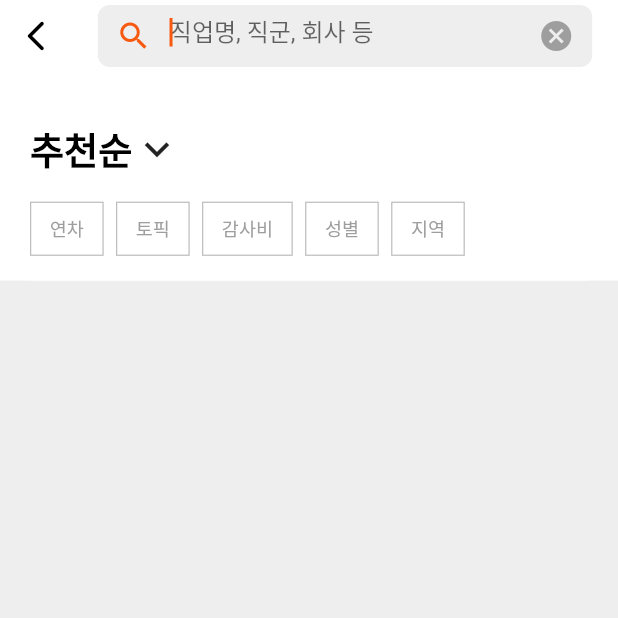
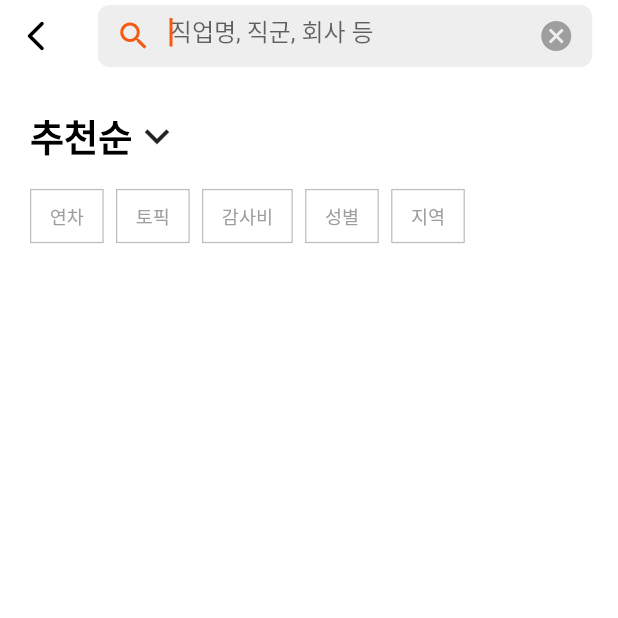
Before and after one commit to hsk9169/flutter_bobjari, a Flutter app: the SearchView screen opened by its route, on a phone screen of 412 x 824 dp, the top half of it. Run offline on Flutter 3.47's test engine with Material 2 defaults, Android fonts, the phone set to English and light mode, and no system bars; our stand-ins replace flutter_local_notifications, flutter_native_timezone, image_picker; missing offline and left inert: flutter_socket_io, kakao_flutter_sdk_common, kakao_flutter_sdk_user; statements that could not run were skipped; project files that could hold a hidden picture were left out.

Commit message:
search bar sliver appearance

```diff
--- a/lib/models/chat_model.dart
+++ b/lib/models/chat_model.dart
@@ -1,16 +1,19 @@
 class ChatModel {
   late String? message;
   late String? chatId;
+  late String? authorId;
 
-  ChatModel({this.message, this.chatId});
+  ChatModel({this.message, this.chatId, this.authorId});
 
   ChatModel.fromJson(Map<String, dynamic> json) {
     message = json['message'];
     chatId = json['id'];
+    authorId = json['authorId'];
   }
 
   Map<String, dynamic> toJson() => {
         'message': message,
         'chatId': chatId,
+        'authorId': authorId,
       };
 }
--- a/lib/routes/routes.dart
+++ b/lib/routes/routes.dart
@@ -6,4 +6,5 @@ abstract class Routes {
   static const SIGNUP_MENTEE = '/signup/mentee';
   static const SIGNUP_MENTOR = '/signup/mentor';
   static const SEARCH = '/service/search';
+  static const CHAT_ROOM = '/service/bob/chat';
 }
--- a/lib/screens/search/search.dart
+++ b/lib/screens/search/search.dart
@@ -22,6 +22,7 @@ class _SearchView extends State<SearchView> {
   final RealApiService _apiService = RealApiService();
   //final FakeApiService _apiService = FakeApiService();
   final TextEditingController _textController = TextEditingController();
+  late FocusNode _textFocusNode;
   final List<String> _searchHistory = [];
   List<MentorModel> _searchResult = [];
   final String _searchIdx = '0';
@@ -31,11 +32,13 @@ class _SearchView extends State<SearchView> {
   void initState() {
     super.initState();
     _textController.addListener(_onChanged);
+    _textFocusNode = FocusNode();
   }
 
   @override
   void dispose() {
     _textController.dispose();
+    _textFocusNode.dispose();
     super.dispose();
   }
 
@@ -54,6 +57,7 @@ class _SearchView extends State<SearchView> {
     setState(() {
       _textController.text = '';
     });
+    _textFocusNode.requestFocus();
   }
 
   void _goBack() {
@@ -63,20 +67,21 @@ class _SearchView extends State<SearchView> {
   @override
   Widget build(BuildContext context) {
     return Scaffold(
-        body: Stack(children: [
-      Container(
-          width: MediaQuery.of(context).size.width,
-          height: MediaQuery.of(context).size.height,
-          decoration: BoxDecoration(color: Colors.grey[200])),
-      Column(children: [
-        // Search, Sort, Filter
-        Container(
+        body: Container(
             decoration: const BoxDecoration(color: Colors.white),
             child: SafeArea(
                 top: true,
                 bottom: false,
-                child: Column(children: [
-                  TopBarSearch(
+                child: CustomScrollView(slivers: [
+                  SliverAppBar(
+                      automaticallyImplyLeading: false,
+                      pinned: false,
+                      snap: false,
+                      floating: true,
+                      backgroundColor: Colors.white,
+                      flexibleSpace: Container(
+                        decoration: const BoxDecoration(color: Colors.white),
+                        child: TopBarSearch(
                           press: _goBack,
                           search: TextField(
                               onSubmitted: (_value) {
@@ -84,6 +89,7 @@ class _SearchView extends State<SearchView> {
                               },
                               textAlignVertical: TextAlignVertical.center,
                               autofocus: true,
+                              focusNode: _textFocusNode,
                               decoration: InputDecoration(
                                   border: InputBorder.none,
                                   prefixIcon: const Icon(Icons.search),
@@ -97,10 +103,12 @@ class _SearchView extends State<SearchView> {
                               controller: _textController,
                               keyboardType: TextInputType.text),
                         ),
-                  Padding(
-                      padding: EdgeInsets.all(
-                          MediaQuery.of(context).size.height * 0.01)),
-                  BasePadding(
+                      )),
+                  SliverToBoxAdapter(
+                      child: Padding(
+                          padding: EdgeInsets.only(
+                              left: BobSpaces.firstEgg,
+                              right: BobSpaces.firstEgg),
                           child: Column(children: [
                             Row(
                                 mainAxisAlignment: MainAxisAlignment.start,
@@ -109,23 +117,24 @@ class _SearchView extends State<SearchView> {
                             Padding(
                                 padding: EdgeInsets.all(
                                     MediaQuery.of(context).size.height * 0.01)),
-                    FilterMenu(),
+                            FilterMenu()
                           ]))
-                ]))),
-        // Mentor Search Results
-        Expanded(
-            child: SingleChildScrollView(
-                child: SizedBox(
-                    child: Column(children: [
-          Padding(
-              padding: EdgeInsets.all(BobSpaces.firstEgg),
-              child: Center(
-                  child: Column(
-                children: _renderSearchResult(),
-              )))
-        ]))))
-      ])
-    ]));
+                      //])
+                      ),
+                  SliverList(
+                      delegate: SliverChildBuilderDelegate(
+                          (BuildContext context, int index) {
+                    return Stack(children: [
+                      Container(
+                          padding: _searchResult.isNotEmpty
+                              ? EdgeInsets.all(
+                                  MediaQuery.of(context).size.height * 0.03)
+                              : null,
+                          decoration: BoxDecoration(color: Colors.grey[200]),
+                          child: Column(children: _renderSearchResult()))
+                    ]);
+                  }, childCount: 1))
+                ]))));
   }
 
   List<Widget> _renderKeywordHistory() {
--- a/lib/services/api.dart
+++ b/lib/services/api.dart
@@ -4,6 +4,7 @@ import 'package:bobjari_proj/models/user_model.dart';
 import 'package:bobjari_proj/models/token_model.dart';
 import 'package:bobjari_proj/models/signup_model.dart';
 import 'package:bobjari_proj/models/bobjari_model.dart';
+import 'package:bobjari_proj/models/chat_model.dart';
 
 abstract class Api {
   // Node Server API list
@@ -17,4 +18,6 @@ abstract class Api {
   Future<List<BobjariModel>> bobjariList(String userId, String role);
   Future<List<MentorModel>> searchMentor(
       String keyword, String startIdx, String num);
+  Future<List<ChatModel>> chatList(
+      String bobjariId, String startIdx, String num);
 }
--- a/lib/services/chat_service.dart
+++ b/lib/services/chat_service.dart
@@ -1 +1,5 @@
+import 'package:flutter_socket_io/flutter_socket_io.dart';
+import 'package:flutter_socket_io/socket_io_manager.dart';
+import 'dart:convert';
+
 class ChatService {}
--- a/pubspec.yaml
+++ b/pubspec.yaml
@@ -51,9 +51,10 @@ dependencies:
   kakao_flutter_sdk: ^1.1.0
   kakao_flutter_sdk_user: ^1.1.0 # 카카오 로그인
   kakao_flutter_sdk_talk: ^1.1.0 # 카카오톡(소셜, 메시지)
-  firebase_core: ^1.7.0 # required for initializing firebase app
-  firebase_messaging: ^11.3.0 # required for sending/receiving messages through FCM
+  #firebase_core: ^1.7.0 # required for initializing firebase app
+  #firebase_messaging: ^11.3.0 # required for sending/receiving messages through FCM
   flutter_local_notifications: ^9.5.0 # required to show chat notifications
+  flutter_native_timezone: ^2.0.0
   flutter_socket_io: ^0.6.0
 
 dev_dependencies:
```
Also changed, not shown: lib/main.dart (+22 -0 lines), lib/screens/bob/chat_room.dart (added, +67 -0 lines), lib/screens/bob/my_bob.dart (+17 -5 lines), lib/services/fake_api_service.dart (+16 -0 lines), lib/services/real_api_service.dart (+29 -0 lines), 2 other files. Lines whose indentation alone changed are shown as unchanged.
